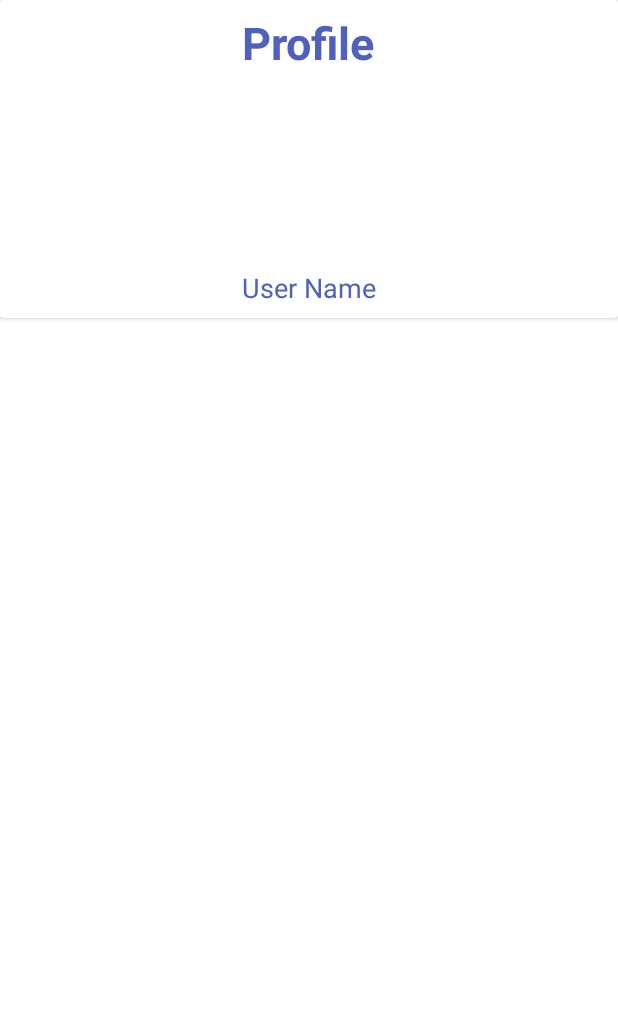
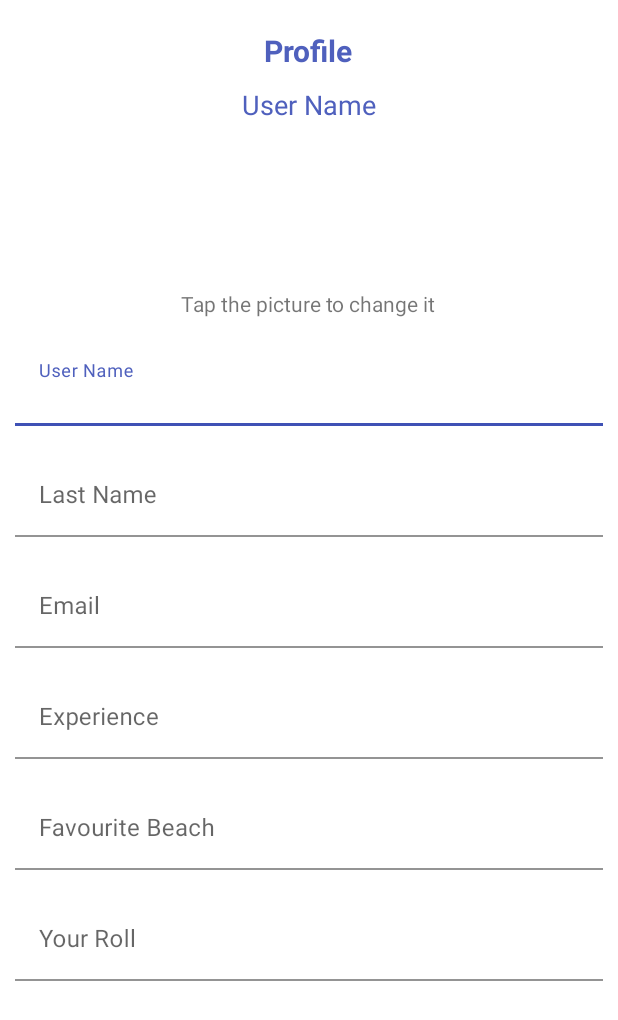
Before and after one commit to nadav152/okMatka, an Android app: the Activity_Settings screen opened directly, with no data from a screen before it, on a phone screen of 412 x 824 dp. Shown: the top 1020 px of the screen. Run offline under Robolectric (Android 15) with nearby library versions, the phone set to English and light mode, and no system bars; our stand-ins replace Firebase (no records; nobody signed in at launch, a user with empty details on screens opened directly); pictures from the network do not load; 3 statements that could not run were skipped.

Commit message:
Matching users finished

```diff
--- a/app/src/main/java/com/example/okmatka/Activities/Activity_Login.java
+++ b/app/src/main/java/com/example/okmatka/Activities/Activity_Login.java
@@ -37,7 +37,6 @@ public class Activity_Login extends AppCompatActivity {
         setFireBase();
         setListeners();
         glide(R.drawable.img_mainlogo_jpg, Login_IMG_appLogo);
-
     }
 
     @Override
@@ -49,7 +48,7 @@ public class Activity_Login extends AppCompatActivity {
     private void checkIfUserAlreadyLoggedOn() {
         //checking if a user is already logged in
         firebaseUser = FirebaseAuth.getInstance().getCurrentUser();
-        if(firebaseUser!=null) {
+        if(firebaseUser != null) {
             Intent intent = new Intent(Activity_Login.this, Activity_Main.class);
             startActivity(intent);
             finish();
--- a/app/src/main/java/com/example/okmatka/Activities/Activity_Main.java
+++ b/app/src/main/java/com/example/okmatka/Activities/Activity_Main.java
@@ -17,11 +17,15 @@ import com.example.okmatka.Fragments.MatchingUsers_Fragment;
 import com.example.okmatka.Fragments.Profiles_Fragment;
 import com.example.okmatka.MyFireBase;
 import com.example.okmatka.R;
+import com.example.okmatka.User;
 import com.google.android.material.tabs.TabLayout;
 import com.google.firebase.auth.FirebaseAuth;
 import com.google.firebase.auth.FirebaseUser;
+import com.google.firebase.database.DataSnapshot;
+import com.google.firebase.database.DatabaseError;
 import com.google.firebase.database.DatabaseReference;
 import com.google.firebase.database.FirebaseDatabase;
+import com.google.firebase.database.ValueEventListener;
 
 import java.util.ArrayList;
 import java.util.HashMap;
@@ -70,7 +74,38 @@ public class Activity_Main extends AppCompatActivity {
         firebaseUser = FirebaseAuth.getInstance().getCurrentUser();
         myUserRef = FirebaseDatabase.getInstance().
                 getReference(MyFireBase.KEYS.USERS_LIST).child(firebaseUser.getUid());
+
+        /* keeping my matches updated
+            the listener will be activated on the main activity
+         */
+        myUserRef.addValueEventListener(myDetailsListener());
     }
+
+    private ValueEventListener myDetailsListener() {
+        return new ValueEventListener() {
+            @Override
+            public void onDataChange(@NonNull DataSnapshot snapshot) {
+                User mySelf = snapshot.getValue(User.class);
+                assert mySelf != null;
+
+                //notifying my matches on my settings updates
+                for(DataSnapshot myMatch : snapshot.child(MyFireBase.KEYS.USER_MATCHES_LIST).getChildren()) {
+                    User myMatchUser = myMatch.getValue(User.class);
+                    assert myMatchUser != null;
+                    updateMyMatch(myMatchUser,mySelf);
+                }
+            }
+            @Override
+            public void onCancelled(@NonNull DatabaseError error) { }
+        };
+    }
+
+    private void updateMyMatch(User myMatchUser, User mySelf) {
+        DatabaseReference myMatchRef = MyFireBase.getInstance()
+                .getReference(MyFireBase.KEYS.USERS_LIST).child(myMatchUser.getId());
+        myMatchRef.child(MyFireBase.KEYS.USER_MATCHES_LIST).child(mySelf.getId()).setValue(mySelf);
+    }
+
 
     @Override
     public boolean onCreateOptionsMenu(Menu menu) {
@@ -107,6 +142,8 @@ public class Activity_Main extends AppCompatActivity {
         hashMap.put("status",status);
         myUserRef.updateChildren(hashMap);
     }
+
+
 
     private void findViews() {
         profiles_TAB_tabLayout = findViewById(R.id.profiles_TAB_tabLayout);
--- a/app/src/main/java/com/example/okmatka/Activities/Activity_Settings.java
+++ b/app/src/main/java/com/example/okmatka/Activities/Activity_Settings.java
@@ -17,6 +17,7 @@ import androidx.annotation.RequiresApi;
 import androidx.appcompat.app.AppCompatActivity;
 
 import com.bumptech.glide.Glide;
+import com.example.okmatka.MyFireBase;
 import com.example.okmatka.MySignal;
 import com.example.okmatka.R;
 import com.example.okmatka.User;
@@ -24,6 +25,7 @@ import com.google.android.gms.tasks.Continuation;
 import com.google.android.gms.tasks.OnCompleteListener;
 import com.google.android.gms.tasks.OnFailureListener;
 import com.google.android.gms.tasks.Task;
+import com.google.android.material.textfield.TextInputEditText;
 import com.google.firebase.auth.FirebaseAuth;
 import com.google.firebase.auth.FirebaseUser;
 import com.google.firebase.database.DataSnapshot;
@@ -43,6 +45,8 @@ public class Activity_Settings extends AppCompatActivity {
 
     private TextView setting_LBL_userName;
     private ImageView setting_IMG_profilePic;
+    private TextInputEditText setting_EDT_username, settings_EDT_lastName,
+            settings_EDT_email, settings_EDT_experience, settings_EDT_favouriteBeach;
     private DatabaseReference myRef;
     private FirebaseUser firebaseUser;
     private StorageReference storageReference;
@@ -59,32 +63,51 @@ public class Activity_Settings extends AppCompatActivity {
         setListeners();
     }
 
-    private void setListeners() {
-        myRef.addValueEventListener(mySettingsListener());
-        setting_IMG_profilePic.setOnClickListener(profilePicListener());
+    @Override
+    protected void onStart() {
+        super.onStart();
+        myRef.addValueEventListener(mySettingsFireBaseListener());
     }
 
-    private View.OnClickListener profilePicListener() {
+    @Override
+    protected void onStop() {
+        super.onStop();
+        myRef.removeEventListener(mySettingsFireBaseListener());
+    }
+
+
+    private void setListeners() {
+        setting_IMG_profilePic.setOnClickListener(myDetailsListener());
+        //todo add all the other settings listeners
+    }
+
+    private View.OnClickListener myDetailsListener() {
         return new View.OnClickListener() {
             @Override
-            public void onClick(View v) {
-                selectImage();
+            public void onClick(View view) {
+                if (((String) view.getTag()).equals("profilePic")) {
+                    selectImage();
+                } else if(((String) view.getTag()).equals("username")){
+                  changeName();
+                }
+
             }
         };
     }
 
-    private ValueEventListener mySettingsListener() {
+    private void changeName() {
+        String newName = String.valueOf(setting_EDT_username.getText());
+    }
+
+    private ValueEventListener mySettingsFireBaseListener() {
         return new ValueEventListener() {
             @Override
             public void onDataChange(@NonNull DataSnapshot snapshot) {
                 User mySelf = snapshot.getValue(User.class);
                 assert mySelf != null;
+                //implementing my changes
                 setting_LBL_userName.setText(mySelf.getName());
-
-                if(mySelf.getImageURL().equalsIgnoreCase("default"))
-                    Glide.with(getApplicationContext()).load(R.drawable.general_user).into(setting_IMG_profilePic);
-                else
-                    Glide.with(getApplicationContext()).load(mySelf.getImageURL()).into(setting_IMG_profilePic);
+                updateMyPhoto(mySelf);
             }
 
             @Override
@@ -94,6 +117,13 @@ public class Activity_Settings extends AppCompatActivity {
         };
     }
 
+    private void updateMyPhoto(User mySelf) {
+        if(mySelf.getImageURL().equalsIgnoreCase("default"))
+            Glide.with(getApplicationContext()).load(R.drawable.general_user).into(setting_IMG_profilePic);
+        else
+            Glide.with(getApplicationContext()).load(mySelf.getImageURL()).into(setting_IMG_profilePic);
+    }
+
     private void selectImage() {
         Intent intent = new Intent();
         intent.setType("image/*");
@@ -101,7 +131,7 @@ public class Activity_Settings extends AppCompatActivity {
         startActivityForResult(intent,IMAGE_REQUEST);
     }
 
-    private String getFileExtention(Uri uri) {
+    private String getFileExtension(Uri uri) {
         ContentResolver contentResolver = getApplicationContext().getContentResolver();
         MimeTypeMap mimeTypeMap = MimeTypeMap.getSingleton();
         return mimeTypeMap.getExtensionFromMimeType(contentResolver.getType(uri));
@@ -114,7 +144,7 @@ public class Activity_Settings extends AppCompatActivity {
 
         if (imageUri != null){
             final StorageReference fileReference = storageReference.
-                    child(System.currentTimeMillis() + "." + getFileExtention(imageUri));
+                    child(System.currentTimeMillis() + "." + getFileExtension(imageUri));
             storageTask = fileReference.putFile(imageUri);
             storageTask.continueWithTask(continuationListener(fileReference))
                     .addOnCompleteListener(continuationCompleteListener(progressDialog))
@@ -152,6 +182,7 @@ public class Activity_Settings extends AppCompatActivity {
         };
     }
 
+
     private OnFailureListener continuationFailureListener(final ProgressDialog progressDialog) {
         return new OnFailureListener() {
             @Override
@@ -179,15 +210,21 @@ public class Activity_Settings extends AppCompatActivity {
     }
 
     private void initFireBase() {
-        storageReference = FirebaseStorage.getInstance().getReference("UPLOADS");
+        storageReference = FirebaseStorage.getInstance().getReference(MyFireBase.KEYS.UPLOADS);
         firebaseUser = FirebaseAuth.getInstance().getCurrentUser();
         myRef = FirebaseDatabase.getInstance().
-                getReference("USERS_LIST").child(firebaseUser.getUid());
+                getReference(MyFireBase.KEYS.USERS_LIST).child(firebaseUser.getUid());
     }
 
     private void findViews() {
         setting_LBL_userName = findViewById(R.id.setting_LBL_userName);
         setting_IMG_profilePic = findViewById(R.id.setting_IMG_profilePic);
+
+        setting_EDT_username = findViewById(R.id.setting_EDT_username);
+        settings_EDT_lastName = findViewById(R.id.settings_EDT_lastName);
+        settings_EDT_email = findViewById(R.id.settings_EDT_email);
+        settings_EDT_experience = findViewById(R.id.settings_EDT_experience);
+        settings_EDT_favouriteBeach = findViewById(R.id.settings_EDT_favouriteBeach);
     }
 }
 
--- a/app/src/main/java/com/example/okmatka/Fragments/Profiles_Fragment.java
+++ b/app/src/main/java/com/example/okmatka/Fragments/Profiles_Fragment.java
@@ -139,10 +139,9 @@ public class Profiles_Fragment extends Fragment {
                     assert currentUser != null;
                     if (!currentUser.getId().equals(firebaseUser.getUid()))
                         appUserslist.add(currentUser);
-
-                    index = appUserslist.size();
-                    fireBaseCallBack.onCallBack(appUserslist);
                 }
+                index = appUserslist.size();
+                fireBaseCallBack.onCallBack(appUserslist);
             }
 
             @Override
--- a/app/src/main/java/com/example/okmatka/MyFireBase.java
+++ b/app/src/main/java/com/example/okmatka/MyFireBase.java
@@ -41,6 +41,7 @@ public class MyFireBase {
         String USERS_CHATS = "USERS_CHATS/";
         String USER_LIKES_LIST = "USER_LIKES_LIST/";
         String USER_MATCHES_LIST = "USER_MATCHES_LIST/";
+        String UPLOADS = "UPLOADS";
     }
 
 
--- a/app/src/main/res/layout/activity_settings.xml
+++ b/app/src/main/res/layout/activity_settings.xml
@@ -3,12 +3,10 @@
     xmlns:tools="http://schemas.android.com/tools"
     android:layout_width="match_parent"
     android:layout_height="match_parent"
-    android:orientation="horizontal"
+    android:orientation="vertical"
+    xmlns:app="http://schemas.android.com/apk/res-auto"
     tools:context=".Activities.Activity_Settings">
 
-    <androidx.cardview.widget.CardView
-        android:layout_width="match_parent"
-        android:layout_height="wrap_content">
 
     <RelativeLayout
         android:layout_width="match_parent"
@@ -19,33 +17,161 @@
             android:id="@+id/setting_LBL_profile"
             android:layout_width="wrap_content"
             android:layout_height="wrap_content"
+            android:layout_alignParentTop="true"
+            android:layout_marginTop="12dp"
             android:layout_centerHorizontal="true"
-                android:text="Profile"
+            android:text="@string/profile"
             android:textColor="@color/colorPrimary"
-                android:textSize="30sp"
+            android:textSize="20sp"
             android:textStyle="bold" />
 
         <ImageView
             android:id="@+id/setting_IMG_profilePic"
+            android:tag="profilePic"
             android:layout_width="100dp"
             android:layout_height="100dp"
-                android:layout_below="@id/setting_LBL_profile"
-                android:layout_marginTop="15dp"
+            android:layout_below="@id/setting_LBL_userName"
             android:layout_centerHorizontal="true"
-                />
+            android:layout_marginTop="5dp" />
 
         <TextView
             android:id="@+id/setting_LBL_userName"
             android:layout_width="wrap_content"
             android:layout_height="wrap_content"
-                android:layout_below="@id/setting_IMG_profilePic"
+            android:layout_below="@id/setting_LBL_profile"
+            android:layout_marginTop="10dp"
             android:layout_centerHorizontal="true"
-                android:layout_marginTop="15dp"
             android:text="@string/user_name"
             android:textColor="@color/colorPrimary"
             android:textSize="18sp" />
 
+        <TextView
+            android:layout_width="wrap_content"
+            android:layout_height="wrap_content"
+            android:layout_below="@+id/setting_IMG_profilePic"
+            android:layout_centerHorizontal="true"
+            android:layout_marginTop="5dp"
+
+            android:text="@string/tap_the_picture_to_change_it">
+
+        </TextView>
+
     </RelativeLayout>
 
-    </androidx.cardview.widget.CardView>
+    <com.google.android.material.textfield.TextInputLayout
+        style="@style/Widget.MaterialComponents.TextInputLayout.FilledBox.Dense"
+        android:layout_width="match_parent"
+        android:layout_height="wrap_content"
+        android:layout_margin="10dp"
+        app:boxStrokeColor="@color/colorPrimaryDark"
+        >
+
+        <com.google.android.material.textfield.TextInputEditText
+            android:id="@+id/setting_EDT_username"
+            android:tag="username"
+            android:background="@color/whiteColor"
+            android:layout_width="match_parent"
+            android:layout_height="wrap_content"
+            android:hint="@string/user_name"
+            android:inputType="text"
+            />
+
+    </com.google.android.material.textfield.TextInputLayout>
+
+    <com.google.android.material.textfield.TextInputLayout
+        style="@style/Widget.MaterialComponents.TextInputLayout.FilledBox.Dense"
+        android:layout_width="match_parent"
+        android:layout_height="wrap_content"
+        android:layout_margin="10dp"
+        app:boxStrokeColor="@color/colorPrimaryDark"
+        >
+
+        <com.google.android.material.textfield.TextInputEditText
+            android:id="@+id/settings_EDT_lastName"
+            android:background="@color/whiteColor"
+            android:layout_width="match_parent"
+            android:layout_height="wrap_content"
+            android:hint="@string/last_name"
+            android:inputType="text"
+            />
+
+    </com.google.android.material.textfield.TextInputLayout>
+
+    <com.google.android.material.textfield.TextInputLayout
+        style="@style/Widget.MaterialComponents.TextInputLayout.FilledBox.Dense"
+        android:layout_width="match_parent"
+        android:layout_height="wrap_content"
+        android:layout_margin="10dp"
+        app:boxStrokeColor="@color/colorPrimaryDark"
+        >
+
+        <com.google.android.material.textfield.TextInputEditText
+            android:id="@+id/settings_EDT_email"
+            android:background="@color/whiteColor"
+            android:layout_width="match_parent"
+            android:layout_height="wrap_content"
+            android:hint="@string/email"
+            android:inputType="text"
+            />
+
+    </com.google.android.material.textfield.TextInputLayout>
+
+    <com.google.android.material.textfield.TextInputLayout
+        style="@style/Widget.MaterialComponents.TextInputLayout.FilledBox.Dense"
+        android:layout_width="match_parent"
+        android:layout_height="wrap_content"
+        android:layout_margin="10dp"
+        app:boxStrokeColor="@color/colorPrimaryDark"
+        >
+
+        <com.google.android.material.textfield.TextInputEditText
+            android:id="@+id/settings_EDT_experience"
+            android:background="@color/whiteColor"
+            android:layout_width="match_parent"
+            android:layout_height="wrap_content"
+            android:hint="@string/experience"
+            android:inputType="text"
+            />
+
+    </com.google.android.material.textfield.TextInputLayout>
+
+    <com.google.android.material.textfield.TextInputLayout
+        style="@style/Widget.MaterialComponents.TextInputLayout.FilledBox.Dense"
+        android:layout_width="match_parent"
+        android:layout_height="wrap_content"
+        android:layout_margin="10dp"
+        app:boxStrokeColor="@color/colorPrimaryDark"
+        >
+
+        <com.google.android.material.textfield.TextInputEditText
+            android:id="@+id/settings_EDT_favouriteBeach"
+            android:background="@color/whiteColor"
+            android:layout_width="match_parent"
+            android:layout_height="wrap_content"
+            android:hint="@string/favourite_beach"
+            android:inputType="text"
+            />
+
+    </com.google.android.material.textfield.TextInputLayout>
+
+    <com.google.android.material.textfield.TextInputLayout
+        style="@style/Widget.MaterialComponents.TextInputLayout.FilledBox.Dense"
+        android:layout_width="match_parent"
+        android:layout_height="wrap_content"
+        android:layout_margin="10dp"
+        app:boxStrokeColor="@color/colorPrimaryDark"
+        >
+
+        <com.google.android.material.textfield.TextInputEditText
+            android:id="@+id/settings_EDT_roll"
+            android:background="@color/whiteColor"
+            android:layout_width="match_parent"
+            android:layout_height="wrap_content"
+            android:hint="@string/your_roll"
+            android:inputType="text"
+            />
+
+    </com.google.android.material.textfield.TextInputLayout>
+
+
 </LinearLayout>
--- a/app/src/main/res/values/strings.xml
+++ b/app/src/main/res/values/strings.xml
@@ -42,6 +42,12 @@
     <string name="this_will_be_favourite_beach">this will be favourite beach</string>
     <string name="logout">Logout</string>
     <string name="settings">Settings</string>
+    <string name="profile">Profile</string>
+    <string name="tap_the_picture_to_change_it">Tap the picture to change it</string>
+    <string name="last_name">Last Name</string>
+    <string name="your_roll">Your Roll</string>
+    <string name="experience">Experience</string>
+    <string name="favourite_beach">Favourite Beach</string>
 
 
 </resources>
```
Lines whose indentation alone changed are shown as unchanged.
